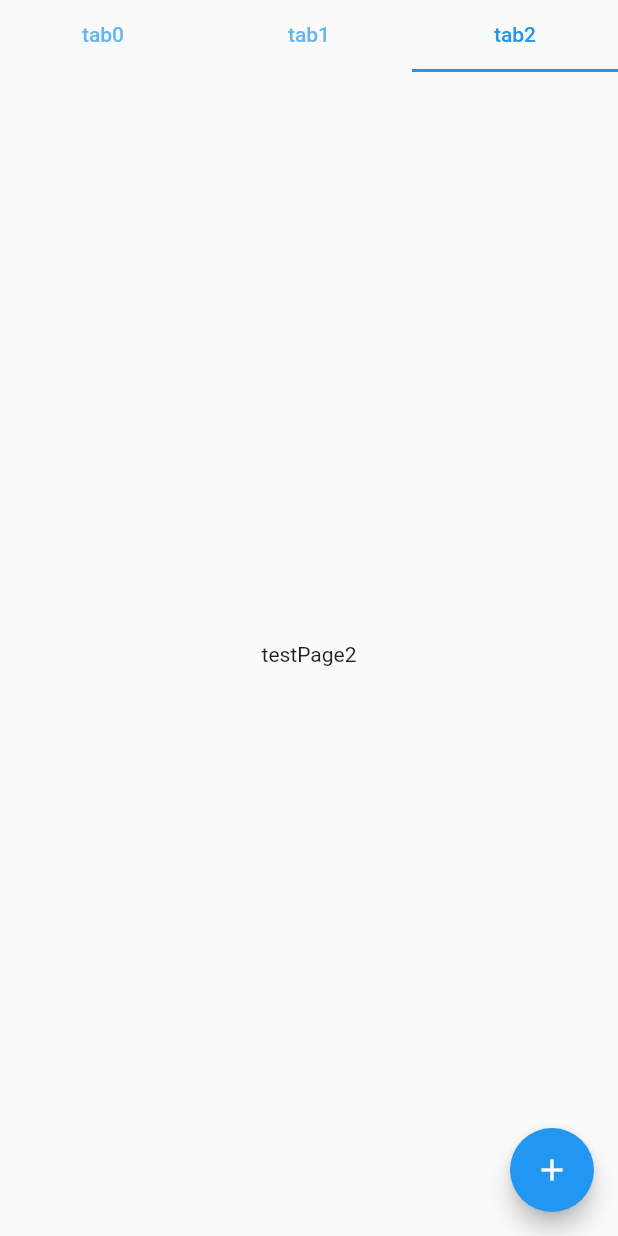
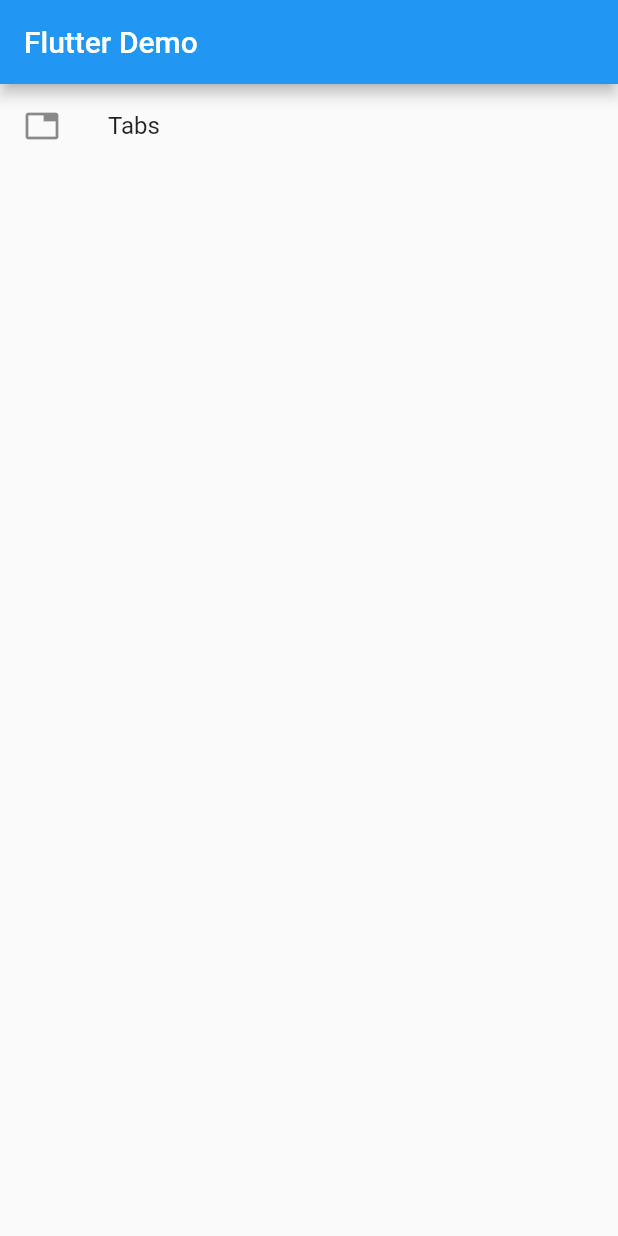
Before and after one commit to cairuoyu/flutter_demo, a Flutter app: the screen it shows after launch, on a phone screen of 412 x 824 dp. Run offline on Flutter 3.47's test engine with Material 2 defaults, Android fonts, the phone set to English and light mode, and no system bars; our stand-ins replace get.

Commit message:
重构、引入getx、增加首页

```diff
--- a/lib/main.dart
+++ b/lib/main.dart
@@ -1,5 +1,6 @@
 import 'package:flutter/material.dart';
-import 'package:flutter_demo/demo/demo_tab.dart';
+import 'package:flutter_demo/routes/routes.dart';
+import 'package:get/get.dart';
 
 void main() {
   runApp(MyApp());
@@ -8,10 +9,9 @@ void main() {
 class MyApp extends StatelessWidget {
   @override
   Widget build(BuildContext context) {
-    return MaterialApp(
+    return GetMaterialApp(
       title: 'Flutter Demo',
-      theme: getThemeData(Colors.blue),
-      home: DemoTab(),
+      getPages: Routes.routes,
     );
   }
 }
--- /dev/null
+++ b/lib/model/demo.dart
@@ -0,0 +1,70 @@
+import 'package:flutter/material.dart';
+
+class Demo{
+  String id;
+  String name;
+  String routeName;
+  Widget widget;
+  Icon icon;
+
+//<editor-fold desc="Data Methods" defaultstate="collapsed">
+
+  Demo({
+    this.id,
+    this.name,
+    this.routeName,
+    this.widget,
+    this.icon,
+  });
+
+  Demo copyWith({
+    String id,
+    String name,
+    String routeName,
+    Widget widget,
+    Icon icon,
+  }) {
+    return new Demo(
+      id: id ?? this.id,
+      name: name ?? this.name,
+      routeName: routeName ?? this.routeName,
+      widget: widget ?? this.widget,
+      icon: icon ?? this.icon,
+    );
+  }
+
+  @override
+  String toString() {
+    return 'Demo{id: $id, name: $name, routeName: $routeName, widget: $widget, icon: $icon}';
+  }
+
+  @override
+  bool operator ==(Object other) => identical(this, other) || (other is Demo && runtimeType == other.runtimeType && id == other.id && name == other.name && routeName == other.routeName && widget == other.widget && icon == other.icon);
+
+  @override
+  int get hashCode => id.hashCode ^ name.hashCode ^ routeName.hashCode ^ widget.hashCode ^ icon.hashCode;
+
+  factory Demo.fromMap(Map<String, dynamic> map) {
+    return new Demo(
+      id: map['id'] as String,
+      name: map['name'] as String,
+      routeName: map['routeName'] as String,
+      widget: map['widget'] as Widget,
+      icon: map['icon'] as Icon,
+    );
+  }
+
+  Map<String, dynamic> toMap() {
+    // ignore: unnecessary_cast
+    return {
+      'id': this.id,
+      'name': this.name,
+      'routeName': this.routeName,
+      'widget': this.widget,
+      'icon': this.icon,
+    } as Map<String, dynamic>;
+  }
+
+//</editor-fold>
+
+}
--- a/lib/demo/demo_tab.dart
+++ b/lib/pages/demo/tab/tab_main.dart
@@ -1,25 +1,41 @@
 import 'package:flutter/material.dart';
 import 'package:flutter_demo/test_page.dart';
 
-class DemoTab extends StatefulWidget {
+class TabMain extends StatefulWidget {
   @override
-  _DemoTabState createState() => _DemoTabState();
+  _TabMainState createState() => _TabMainState();
 }
 
-class _DemoTabState extends State<DemoTab> with TickerProviderStateMixin {
+class _TabMainState extends State<TabMain> with TickerProviderStateMixin {
   TabController tabController;
   int tabNum = 3;
 
   @override
   Widget build(BuildContext context) {
     int index = tabController?.index ?? 0;
+    index = tabNum > index ? index : tabNum - 1;
     tabController?.dispose();
     tabController = TabController(length: tabNum, vsync: this, initialIndex: index);
-    tabController.animateTo(tabNum-1);
+    tabController.animateTo(tabNum - 1);
     var tabs = List.generate(
       tabNum,
       (index) => Tab(
-        text: 'tab' + index.toString(),
+        child: Row(
+          children: [
+            Text('tab' + index.toString()),
+            IconButton(
+              splashRadius: 10,
+              iconSize: 10,
+              icon: Icon(Icons.close_outlined),
+              onPressed: () {
+                setState(() {
+                  tabNum--;
+                });
+              },
+            )
+          ],
+        ),
+        // icon: Icon(Icons.add),
       ),
     );
     var tabPages = List.generate(
@@ -30,6 +46,7 @@ class _DemoTabState extends State<DemoTab> with TickerProviderStateMixin {
     );
 
     var tabBar = TabBar(
+      isScrollable: true,
       tabs: tabs,
       controller: tabController,
     );
@@ -38,7 +55,7 @@ class _DemoTabState extends State<DemoTab> with TickerProviderStateMixin {
       controller: tabController,
     );
     var result = Scaffold(
-      appBar: tabBar,
+      appBar: AppBar(title: Text('Demo - Tab'),bottom: tabBar,),
       body: tabBarView,
       floatingActionButton: FloatingActionButton(
         child: Icon(Icons.add),
--- /dev/null
+++ b/lib/pages/home/home_main.dart
@@ -0,0 +1,38 @@
+import 'package:flutter/material.dart';
+import 'package:flutter_demo/model/demo.dart';
+import 'package:flutter_demo/pages/demo/tab/tab_main.dart';
+import 'package:get/get.dart';
+
+class HomeMain extends StatefulWidget {
+  @override
+  _HomeMainState createState() => _HomeMainState();
+}
+
+class _HomeMainState extends State<HomeMain> {
+  List<Demo> list = <Demo>[
+    Demo(id: 'tabs', name: 'Tabs', routeName: '/tab', widget: TabMain(), icon: Icon(Icons.tab)),
+    // Demo(id: 'buttons', name: 'Buttons', widget: Center(child: Text('开发中')), icon: Icon(Icons.smart_button)),
+  ];
+
+  @override
+  Widget build(BuildContext context) {
+    var listView = ListView.builder(
+      itemCount: list.length,
+      itemBuilder: (BuildContext context, int index) {
+        Demo demo = list[index];
+        return ListTile(
+          leading: demo.icon,
+          title: Text(demo.name),
+          onTap: () {
+            demo.routeName == null ? Get.to(demo.widget) : Get.toNamed(demo.routeName);
+          },
+        );
+      },
+    );
+    var result = Scaffold(
+      appBar: AppBar(title: Text('Flutter Demo')),
+      body: listView,
+    );
+    return result;
+  }
+}
--- /dev/null
+++ b/lib/routes/routes.dart
@@ -0,0 +1,18 @@
+import 'package:flutter_demo/pages/demo/tab/tab_main.dart';
+import 'package:flutter_demo/pages/home/home_main.dart';
+import 'package:get/get.dart';
+
+class Routes {
+  static final routes = [
+    GetPage(
+      name: '/',
+      page: () => HomeMain(),
+      children: [
+        GetPage(
+          name: '/tab',
+          page: () => TabMain(),
+        ),
+      ],
+    ),
+  ];
+}
```
Also changed, not shown: pubspec.yaml (+2 -64 lines).
